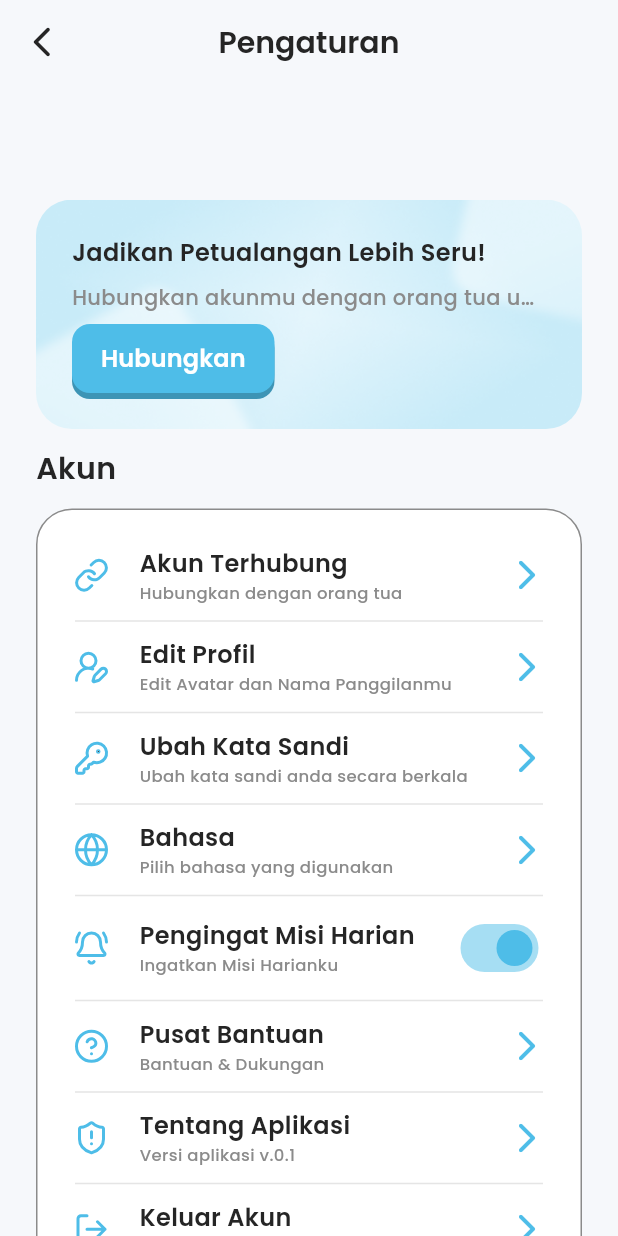
After one commit to chindomiegoreng/mintrix, a Flutter app: the SettingsPage screen opened by its route, on a phone screen of 412 x 824 dp. The commit adds this screen. Run offline on Flutter 3.47's test engine with Material 3 defaults, Android fonts, the phone set to English and light mode, and no system bars; our stand-ins replace equatable, flutter_bloc, flutter_svg, font_awesome_flutter, google_fonts; missing offline and left inert: radar_chart; project files that could hold a hidden picture were left out.

Commit message:
settings done

```diff
--- a/lib/features/profile/presentation/pages/profile_page.dart
+++ b/lib/features/profile/presentation/pages/profile_page.dart
@@ -8,6 +8,20 @@ class ProfilePage extends StatelessWidget {
   @override
   Widget build(BuildContext context) {
     return Scaffold(
+      extendBodyBehindAppBar: true,
+      appBar: AppBar(
+        backgroundColor: Colors.transparent,
+        leading: const SizedBox(),
+        actions: [
+          IconButton(
+            icon: const Icon(Icons.settings),
+            onPressed: () {
+              Navigator.pushNamed(context, "/settings");
+            },
+          ),
+        ],
+      ),
+
       body: Stack(
         children: [
           // bg
--- /dev/null
+++ b/lib/features/profile/presentation/pages/settings.dart
@@ -0,0 +1,290 @@
+import 'package:flutter/material.dart';
+import 'package:flutter_svg/svg.dart';
+import 'package:mintrix/shared/theme.dart';
+import 'package:mintrix/widgets/buttons.dart';
+
+class SettingsPage extends StatefulWidget {
+  const SettingsPage({super.key});
+
+  @override
+  State<SettingsPage> createState() => _SettingsPageState();
+}
+
+class _SettingsPageState extends State<SettingsPage> {
+  bool isDailyReminderEnabled = true;
+
+  @override
+  Widget build(BuildContext context) {
+    return Scaffold(
+      extendBodyBehindAppBar: true,
+      appBar: AppBar(
+        backgroundColor: lightBackgoundColor,
+        leading: IconButton(
+          icon: const Icon(Icons.arrow_back_ios_new_rounded),
+          onPressed: () {
+            Navigator.pop(context);
+          },
+        ),
+        title: const Text("Pengaturan"),
+      ),
+      body: ListView(
+        padding: const EdgeInsets.symmetric(horizontal: 24),
+        children: [
+          buildContainer(),
+          buildContainer1(),
+          const SizedBox(height: 50),
+        ],
+      ),
+    );
+  }
+
+  Widget buildContainer() {
+    return Container(
+      width: double.infinity,
+      margin: const EdgeInsets.only(top: 133),
+      padding: const EdgeInsets.all(24),
+      decoration: BoxDecoration(
+        borderRadius: BorderRadius.circular(24),
+        image: const DecorationImage(
+          fit: BoxFit.cover,
+          image: AssetImage("assets/images/settings_container.png"),
+        ),
+      ),
+      child: Column(
+        crossAxisAlignment: CrossAxisAlignment.start,
+        children: [
+          Text(
+            "Jadikan Petualangan Lebih Seru!",
+            style: primaryTextStyle.copyWith(
+              fontSize: 16,
+              fontWeight: semiBold,
+            ),
+          ),
+          const SizedBox(height: 8),
+          Text(
+            "Hubungkan akunmu dengan orang tua untuk membagikan progres dan pencapaian hebatmu.",
+            style: secondaryTextStyle.copyWith(
+              fontSize: 14,
+              fontWeight: medium,
+              overflow: TextOverflow.ellipsis,
+            ),
+          ),
+          const SizedBox(height: 8),
+          CustomFilledButton(
+            title: 'Hubungkan',
+            variant: ButtonColorVariant.blue,
+            width: 135,
+            borderRadius: 12,
+            onPressed: () {},
+          ),
+        ],
+      ),
+    );
+  }
+
+  Widget buildContainer1() {
+    return Container(
+      margin: const EdgeInsets.only(top: 12),
+      child: Column(
+        children: [
+          Row(
+            mainAxisAlignment: MainAxisAlignment.spaceBetween,
+            children: [
+              Text(
+                "Akun",
+                style: primaryTextStyle.copyWith(
+                  fontSize: 20,
+                  fontWeight: semiBold,
+                ),
+              ),
+            ],
+          ),
+          const SizedBox(height: 12),
+          Container(
+            width: double.infinity,
+            padding: const EdgeInsets.all(24),
+            decoration: BoxDecoration(
+              color: whiteColor,
+              border: Border.all(color: secondaryColor, width: 1),
+              borderRadius: BorderRadius.circular(24),
+            ),
+            child: Column(
+              mainAxisAlignment: MainAxisAlignment.spaceBetween,
+              crossAxisAlignment: CrossAxisAlignment.start,
+              children: [
+                Column(
+                  spacing: 3,
+                  children: [
+                    _buildMenuItem(
+                      icon: 'assets/icons/link.svg',
+                      title: "Akun Terhubung",
+                      subtitle: "Hubungkan dengan orang tua",
+                    ),
+                    Divider(
+                      color: thirdColor,
+                      thickness: 1,
+                      indent: 1,
+                      endIndent: 1,
+                    ),
+                    _buildMenuItem(
+                      icon: 'assets/icons/edit-user.svg',
+                      title: "Edit Profil",
+                      subtitle: "Edit Avatar dan Nama Panggilanmu",
+                    ),
+                    Divider(
+                      color: thirdColor,
+                      thickness: 1,
+                      indent: 1,
+                      endIndent: 1,
+                    ),
+                    _buildMenuItem(
+                      icon: 'assets/icons/key.svg',
+                      title: "Ubah Kata Sandi",
+                      subtitle: "Ubah kata sandi anda secara berkala",
+                    ),
+                    Divider(
+                      color: thirdColor,
+                      thickness: 1,
+                      indent: 1,
+                      endIndent: 1,
+                    ),
+                    _buildMenuItem(
+                      icon: 'assets/icons/globe.svg',
+                      title: "Bahasa",
+                      subtitle: "Pilih bahasa yang digunakan",
+                    ),
+                    Divider(
+                      color: thirdColor,
+                      thickness: 1,
+                      indent: 1,
+                      endIndent: 1,
+                    ),
+                    // switch
+                    Row(
+                      mainAxisAlignment: MainAxisAlignment.spaceBetween,
+                      children: [
+                        Row(
+                          children: [
+                            SvgPicture.asset(
+                              'assets/icons/bell-ring.svg',
+                              width: 24,
+                              height: 24,
+                            ),
+                            const SizedBox(width: 20),
+                            Column(
+                              crossAxisAlignment: CrossAxisAlignment.start,
+                              children: [
+                                Text(
+                                  "Pengingat Misi Harian",
+                                  style: primaryTextStyle.copyWith(
+                                    fontSize: 16,
+                                    fontWeight: semiBold,
+                                  ),
+                                ),
+                                Text(
+                                  "Ingatkan Misi Harianku",
+                                  style: secondaryTextStyle.copyWith(
+                                    fontSize: 11,
+                                    fontWeight: medium,
+                                  ),
+                                ),
+                              ],
+                            ),
+                          ],
+                        ),
+                        Switch(
+                          value: isDailyReminderEnabled,
+                          activeThumbColor: bluePrimaryColor,
+                          onChanged: (bool value) {
+                            setState(() {
+                              isDailyReminderEnabled = value;
+                            });
+                          },
+                        ),
+                      ],
+                    ),
+                    Divider(
+                      color: thirdColor,
+                      thickness: 1,
+                      indent: 1,
+                      endIndent: 1,
+                    ),
+                    _buildMenuItem(
+                      icon: 'assets/icons/circle-question-mark.svg',
+                      title: "Pusat Bantuan",
+                      subtitle: "Bantuan & Dukungan",
+                    ),
+                    Divider(
+                      color: thirdColor,
+                      thickness: 1,
+                      indent: 1,
+                      endIndent: 1,
+                    ),
+                    _buildMenuItem(
+                      icon: 'assets/icons/shield-alert.svg',
+                      title: "Tentang Aplikasi",
+                      subtitle: "Versi aplikasi v.0.1",
+                    ),
+                    Divider(
+                      color: thirdColor,
+                      thickness: 1,
+                      indent: 1,
+                      endIndent: 1,
+                    ),
+                    _buildMenuItem(
+                      icon: 'assets/icons/log-out.svg',
+                      title: "Keluar Akun",
+                      subtitle: "Keluar dari aplikasi",
+                    ),
+                  ],
+                ),
+              ],
+            ),
+          ),
+        ],
+      ),
+    );
+  }
+
+  Widget _buildMenuItem({
+    required String icon,
+    required String title,
+    required String subtitle,
+  }) {
+    return Row(
+      mainAxisAlignment: MainAxisAlignment.spaceBetween,
+      children: [
+        Row(
+          children: [
+            SvgPicture.asset(icon, width: 24, height: 24),
+            const SizedBox(width: 20),
+            Column(
+              crossAxisAlignment: CrossAxisAlignment.start,
+              children: [
+                Text(
+                  title,
+                  style: primaryTextStyle.copyWith(
+                    fontSize: 16,
+                    fontWeight: semiBold,
+                  ),
+                ),
+                Text(
+                  subtitle,
+                  style: secondaryTextStyle.copyWith(
+                    fontSize: 11,
+                    fontWeight: medium,
+                  ),
+                ),
+              ],
+            ),
+          ],
+        ),
+        Icon(
+          Icons.arrow_forward_ios_rounded,
+          color: bluePrimaryColor,
+          size: 24,
+        ),
+      ],
+    );
+  }
+}
--- a/lib/main.dart
+++ b/lib/main.dart
@@ -1,6 +1,7 @@
 import 'package:flutter/material.dart';
 import 'package:flutter_bloc/flutter_bloc.dart';
 import 'package:mintrix/features/profile/presentation/pages/detail_profile_page.dart';
+import 'package:mintrix/features/profile/presentation/pages/settings.dart';
 import 'package:mintrix/shared/theme.dart';
 import 'features/auth/presentation/bloc/auth_bloc.dart';
 import 'features/auth/presentation/pages/login_page.dart';
@@ -50,6 +51,7 @@ class MyApp extends StatelessWidget {
           '/register': (context) => const RegisterPage(),
           '/main': (context) => const MainNavigationPage(),
           '/detail-profile': (context) => const DetailProfilePage(),
+          '/settings': (context) => const SettingsPage(),
         },
       ),
     );
```
Also changed, not shown: assets/icons/bell-ring.svg (added), assets/icons/circle-question-mark.svg (added), assets/icons/edit-user.svg (added), assets/icons/globe.svg (added), assets/icons/key.svg (added), assets/icons/link.svg (added), assets/icons/log-out.svg (added), assets/icons/shield-alert.svg (added), assets/images/settings_container.png (added).
